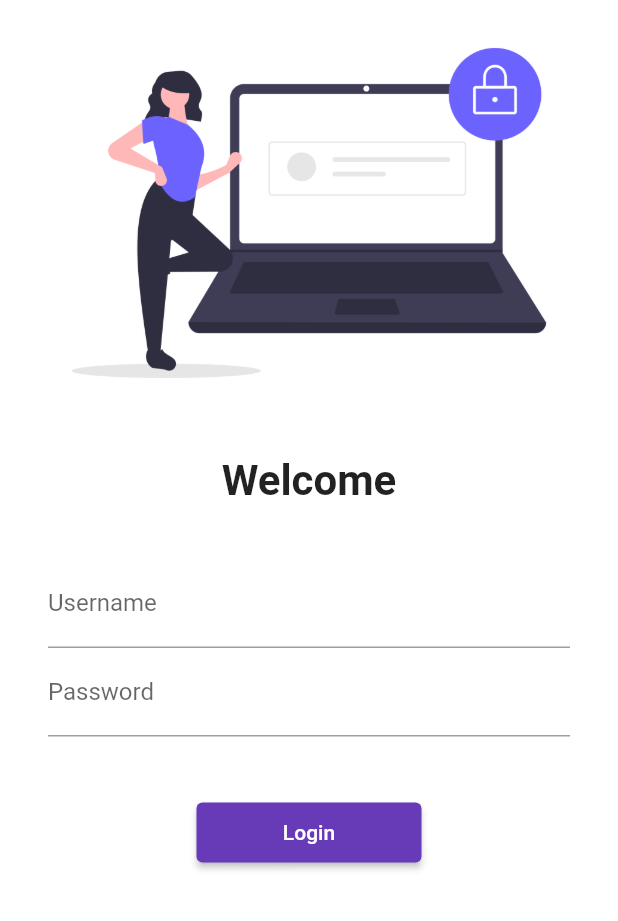
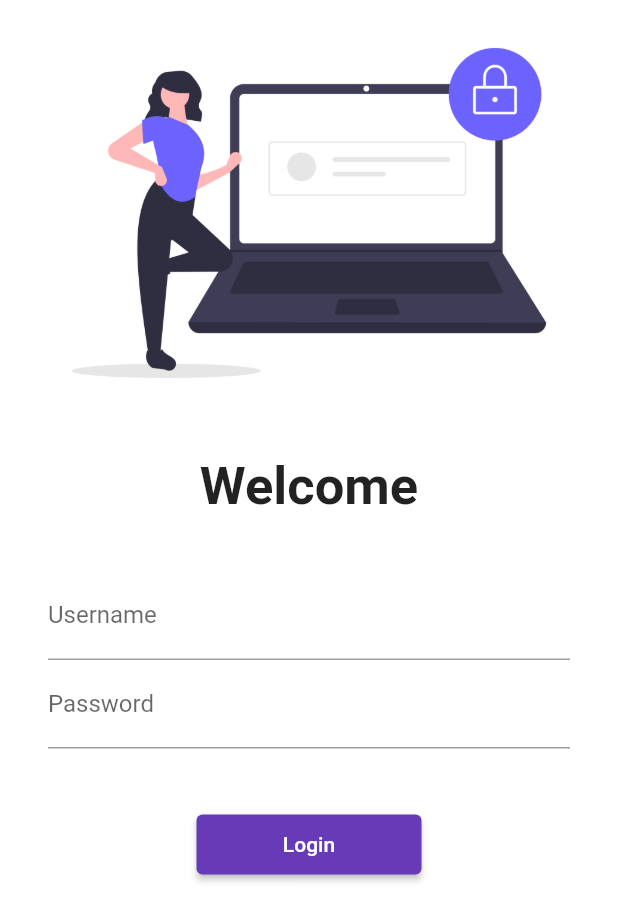
Before and after one commit to Sunny2k25/flutter_catelog, a Flutter app: the screen it shows after launch, on a phone screen of 412 x 824 dp. Shown: the top 921 px of the screen. Run offline on Flutter 3.47's test engine with Material 2 defaults, Android fonts, the phone set to English and light mode, and no system bars; our stand-ins replace google_fonts.

Commit message:
day5 commit

```diff
--- a/lib/Pages/login_page.dart
+++ b/lib/Pages/login_page.dart
@@ -1,4 +1,7 @@
+import 'dart:math';
+
 import 'package:flutter/material.dart';
+import 'package:flutter_catelog/utils/routes.dart';
 //import 'package:flutter_catalog/utils/routes.dart';
 
 class LoginPage extends StatelessWidget {
@@ -21,7 +24,7 @@ class LoginPage extends StatelessWidget {
               Text(
                 "Welcome",
                 style: TextStyle(
-                  fontSize: 28,
+                  fontSize: 35,
                   fontWeight: FontWeight.bold,
                 ),
               ),
@@ -49,10 +52,14 @@ class LoginPage extends StatelessWidget {
                     SizedBox(
                       height: 40.0,
                     ),
+                    // ignore: prefer_const_constructors
+
                     ElevatedButton(
                       child: Text("Login"),
                       style: TextButton.styleFrom(minimumSize: Size(150, 40)),
-                      onPressed: () {},
+                      onPressed: () {
+                        Navigator.pushNamed(context, MyRoutes.homeRoute);
+                      },
                     )
                   ],
                 ),
--- a/lib/main.dart
+++ b/lib/main.dart
@@ -1,5 +1,7 @@
 import 'package:flutter/material.dart';
 import 'package:flutter_catelog/Pages/home_page.dart';
+import 'package:flutter_catelog/utils/routes.dart';
+import 'package:google_fonts/google_fonts.dart';
 
 import 'Pages/login_page.dart';
 
@@ -14,12 +16,14 @@ class MyApp extends StatelessWidget {
   Widget build(BuildContext context) {
     return MaterialApp(
       themeMode: ThemeMode.light,
-      theme: ThemeData(primarySwatch: Colors.deepPurple),
+      theme: ThemeData(
+          primarySwatch: Colors.deepPurple,
+          primaryTextTheme: GoogleFonts.latoTextTheme()),
       darkTheme: ThemeData(brightness: Brightness.dark),
       routes: {
         "/": (context) => LoginPage(),
-        "/home": (context) => HomePage(),
-        "/login": (context) => LoginPage(),
+        MyRoutes.homeRoute: (context) => HomePage(),
+        MyRoutes.loginRoute: (context) => LoginPage(),
       },
     );
     // ignore: non_constant_identifier_names
--- /dev/null
+++ b/lib/utils/routes.dart
@@ -0,0 +1,4 @@
+class MyRoutes {
+  static String loginRoute = "/login";
+  static String homeRoute = "/home";
+}
--- a/pubspec.yaml
+++ b/pubspec.yaml
@@ -36,6 +36,7 @@ dependencies:
   # The following adds the Cupertino Icons font to your application.
   # Use with the CupertinoIcons class for iOS style icons.
   cupertino_icons: ^1.0.2
+  google_fonts: ^3.0.1
 
 dev_dependencies:
   flutter_test:
```
Also changed, not shown: pubspec.lock, 7 other files.
